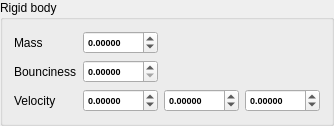
The window that interface/RigidBodyComp.ui (Razakhel/RaZor) describes before a commit, drawn with Qt 5.
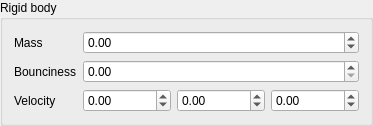
The same window after the commit. Custom widgets are drawn as their Qt base class.

Commit message:
[ValuePicker] Added a custom spin box class handling mouse drag inputs
- The arrows can be clicked & change the value according to the mouse horizontal movements

- Replaced every QDoubleSpinBox in UI files; cleaned them to remove redundant parameters

- Fixed Light's parameters, which had weird bounds

- Updated RaZ (commit 76d3612)

What changed in the file:
```diff
--- a/interface/RigidBodyComp.ui
+++ b/interface/RigidBodyComp.ui
@@ -2,14 +2,6 @@
 <ui version="4.0">
  <class>RigidBodyComp</class>
  <widget class="QGroupBox" name="RigidBodyComp">
-  <property name="geometry">
-   <rect>
-    <x>0</x>
-    <y>0</y>
-    <width>318</width>
-    <height>111</height>
-   </rect>
-  </property>
   <property name="windowTitle">
    <string>Rigid body</string>
   </property>
@@ -25,23 +17,7 @@
     </widget>
    </item>
    <item row="0" column="1">
-    <widget class="QDoubleSpinBox" name="mass">
-     <property name="maximumSize">
-      <size>
-       <width>75</width>
-       <height>16777215</height>
-      </size>
-     </property>
-     <property name="font">
-      <font>
-       <pointsize>7</pointsize>
-       <weight>75</weight>
-       <bold>true</bold>
-      </font>
-     </property>
-     <property name="decimals">
-      <number>5</number>
-     </property>
+    <widget class="ValuePicker" name="mass">
      <property name="minimum">
       <double>-340282346638528859811704183484516925440.000000000000000</double>
      </property>
@@ -51,9 +27,6 @@
      <property name="singleStep">
       <double>1.000000000000000</double>
      </property>
-     <property name="value">
-      <double>0.000000000000000</double>
-     </property>
     </widget>
    </item>
    <item row="1" column="0">
@@ -63,6 +36,16 @@
      </property>
     </widget>
    </item>
+   <item row="1" column="1">
+    <widget class="ValuePicker" name="bounciness">
+     <property name="maximum">
+      <double>1.000000000000000</double>
+     </property>
+     <property name="singleStep">
+      <double>0.050000000000000</double>
+     </property>
+    </widget>
+   </item>
    <item row="2" column="0">
     <widget class="QLabel" name="velocityLabel">
      <property name="text">
@@ -73,35 +56,7 @@
    <item row="2" column="1">
     <layout class="QHBoxLayout" name="velocityLayout">
      <item>
-      <widget class="QDoubleSpinBox" name="velocityX">
-       <property name="sizePolicy">
-        <sizepolicy hsizetype="Minimum" vsizetype="Fixed">
-         <horstretch>0</horstretch>
-         <verstretch>0</verstretch>
-        </sizepolicy>
-       </property>
-       <property name="minimumSize">
-        <size>
-         <width>0</width>
-         <height>0</height>
-        </size>
-       </property>
-       <property name="maximumSize">
-        <size>
-         <width>75</width>
-         <height>16777215</height>
-        </size>
-       </property>
-       <property name="font">
-        <font>
-         <pointsize>7</pointsize>
-         <weight>75</weight>
-         <bold>true</bold>
-        </font>
-       </property>
-       <property name="decimals">
-        <number>5</number>
-       </property>
+      <widget class="ValuePicker" name="velocityX">
        <property name="minimum">
         <double>-340282346638528859811704183484516925440.000000000000000</double>
        </property>
@@ -111,35 +66,7 @@
       </widget>
      </item>
      <item>
-      <widget class="QDoubleSpinBox" name="velocityY">
-       <property name="sizePolicy">
-        <sizepolicy hsizetype="Minimum" vsizetype="Fixed">
-         <horstretch>0</horstretch>
-         <verstretch>0</verstretch>
-        </sizepolicy>
-       </property>
-       <property name="minimumSize">
-        <size>
-         <width>0</width>
-         <height>0</height>
-        </size>
-       </property>
-       <property name="maximumSize">
-        <size>
-         <width>75</width>
-         <height>16777215</height>
-        </size>
-       </property>
-       <property name="font">
-        <font>
-         <pointsize>7</pointsize>
-         <weight>75</weight>
-         <bold>true</bold>
-        </font>
-       </property>
-       <property name="decimals">
-        <number>5</number>
-       </property>
+      <widget class="ValuePicker" name="velocityY">
        <property name="minimum">
         <double>-340282346638528859811704183484516925440.000000000000000</double>
        </property>
@@ -149,35 +76,7 @@
       </widget>
      </item>
      <item>
-      <widget class="QDoubleSpinBox" name="velocityZ">
-       <property name="sizePolicy">
-        <sizepolicy hsizetype="Minimum" vsizetype="Fixed">
-         <horstretch>0</horstretch>
-         <verstretch>0</verstretch>
-        </sizepolicy>
-       </property>
-       <property name="minimumSize">
-        <size>
-         <width>0</width>
-         <height>0</height>
-        </size>
-       </property>
-       <property name="maximumSize">
-        <size>
-         <width>75</width>
-         <height>16777215</height>
-        </size>
-       </property>
-       <property name="font">
-        <font>
-         <pointsize>7</pointsize>
-         <weight>75</weight>
-         <bold>true</bold>
-        </font>
-       </property>
-       <property name="decimals">
-        <number>5</number>
-       </property>
+      <widget class="ValuePicker" name="velocityZ">
        <property name="minimum">
         <double>-340282346638528859811704183484516925440.000000000000000</double>
        </property>
@@ -188,37 +87,15 @@
      </item>
     </layout>
    </item>
-   <item row="1" column="1">
-    <widget class="QDoubleSpinBox" name="bounciness">
-     <property name="maximumSize">
-      <size>
-       <width>75</width>
-       <height>16777215</height>
-      </size>
-     </property>
-     <property name="font">
-      <font>
-       <pointsize>7</pointsize>
-       <weight>75</weight>
-       <bold>true</bold>
-      </font>
-     </property>
-     <property name="decimals">
-      <number>5</number>
-     </property>
-     <property name="maximum">
-      <double>1.000000000000000</double>
-     </property>
-     <property name="singleStep">
-      <double>0.050000000000000</double>
-     </property>
-     <property name="value">
-      <double>0.000000000000000</double>
-     </property>
-    </widget>
-   </item>
   </layout>
  </widget>
+ <customwidgets>
+  <customwidget>
+   <class>ValuePicker</class>
+   <extends>QDoubleSpinBox</extends>
+   <header>RaZor/Interface/ValuePicker.hpp</header>
+  </customwidget>
+ </customwidgets>
  <resources/>
  <connections/>
 </ui>
```
The commit also changes 18 other files.
